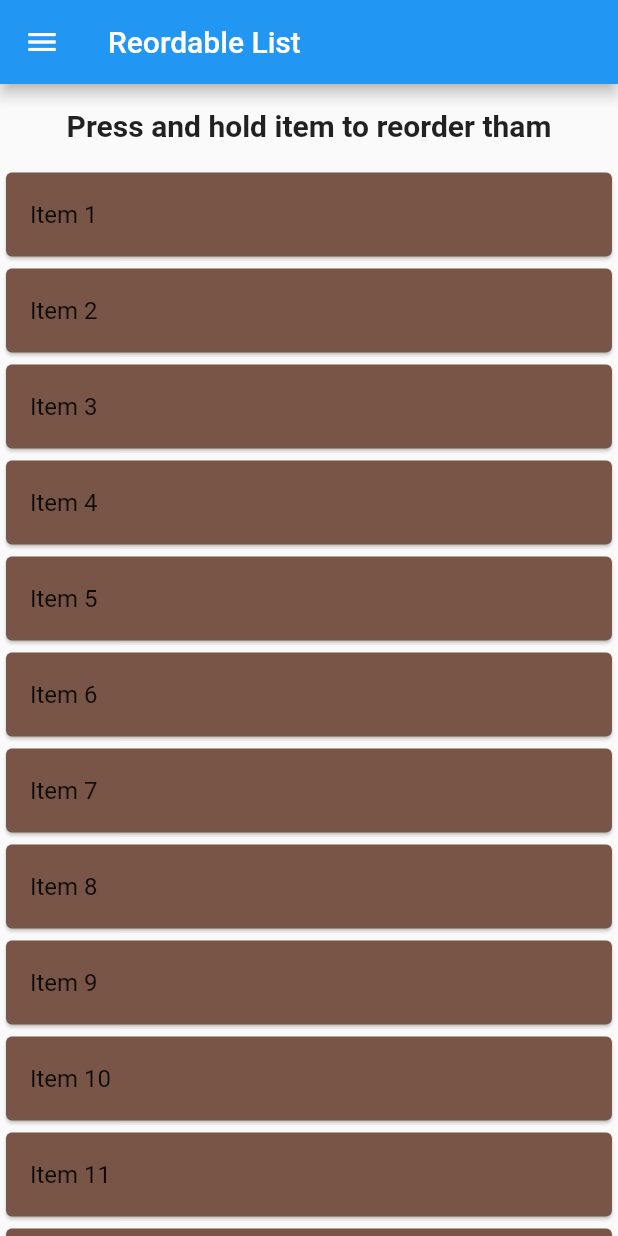
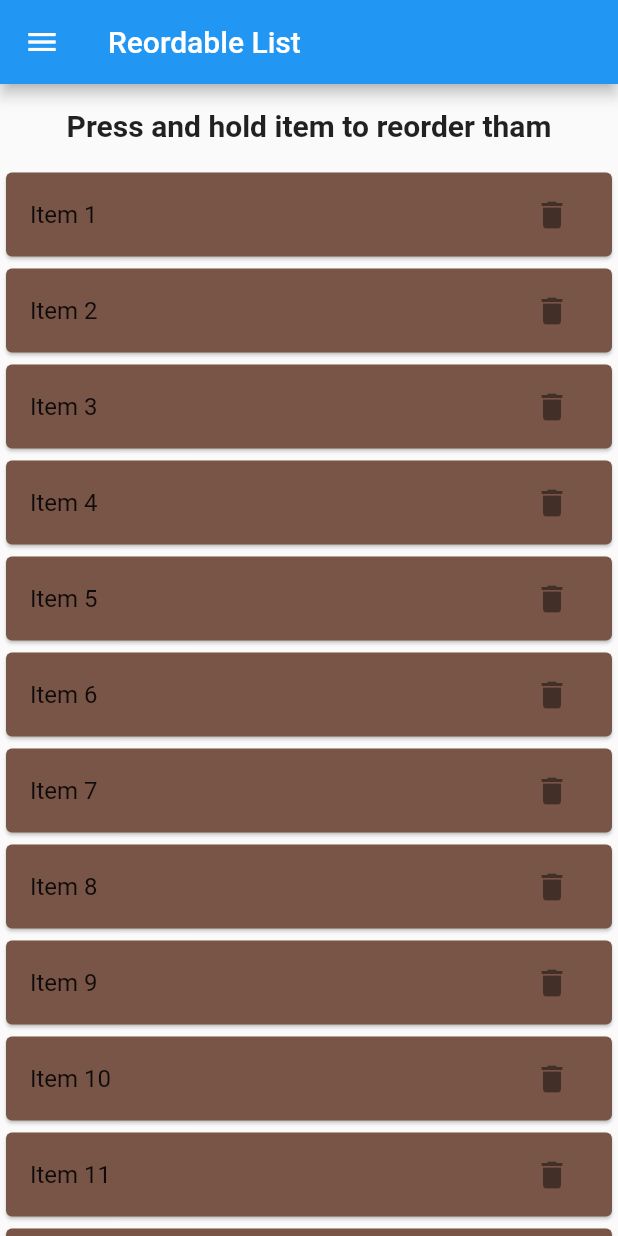
Before and after one commit to sssloba/flutter-widgets-demo, a Flutter app: the Reorderables screen opened directly, on a phone screen of 412 x 824 dp. Run offline on Flutter 3.47's test engine with Material 2 defaults, Android fonts, the phone set to English and light mode, and no system bars.

Commit message:
reordable_list_delete_function

```diff
--- a/lib/screens/reorderables.dart
+++ b/lib/screens/reorderables.dart
@@ -16,7 +16,7 @@ class _ReorderablesState extends State<Reorderables> {
   @override
   void initState() {
     super.initState();
-    for (int i = 0; i < 20; i++) {
+    for (int i = 0; i < 12; i++) {
       Color color = Colors.primaries[Random().nextInt(Colors.primaries.length)];
       _reordableList.add(
         Card(
@@ -24,6 +24,15 @@ class _ReorderablesState extends State<Reorderables> {
           color: color,
           child: ListTile(
             title: Text('Item ${i + 1}'),
+            trailing: IconButton(
+              icon: const Icon(Icons.delete),
+              onPressed: () {
+                setState(() {
+                  _reordableList
+                      .removeWhere((element) => element.key == ValueKey(i));
+                });
+              },
+            ),
           ),
         ),
       );
```
